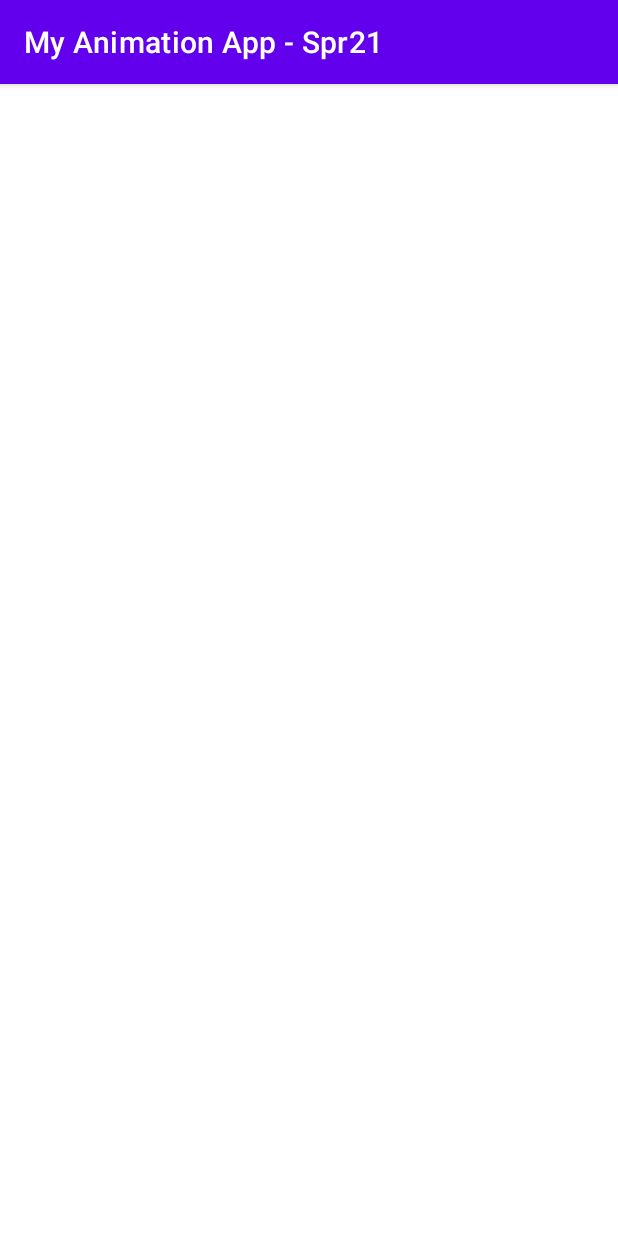
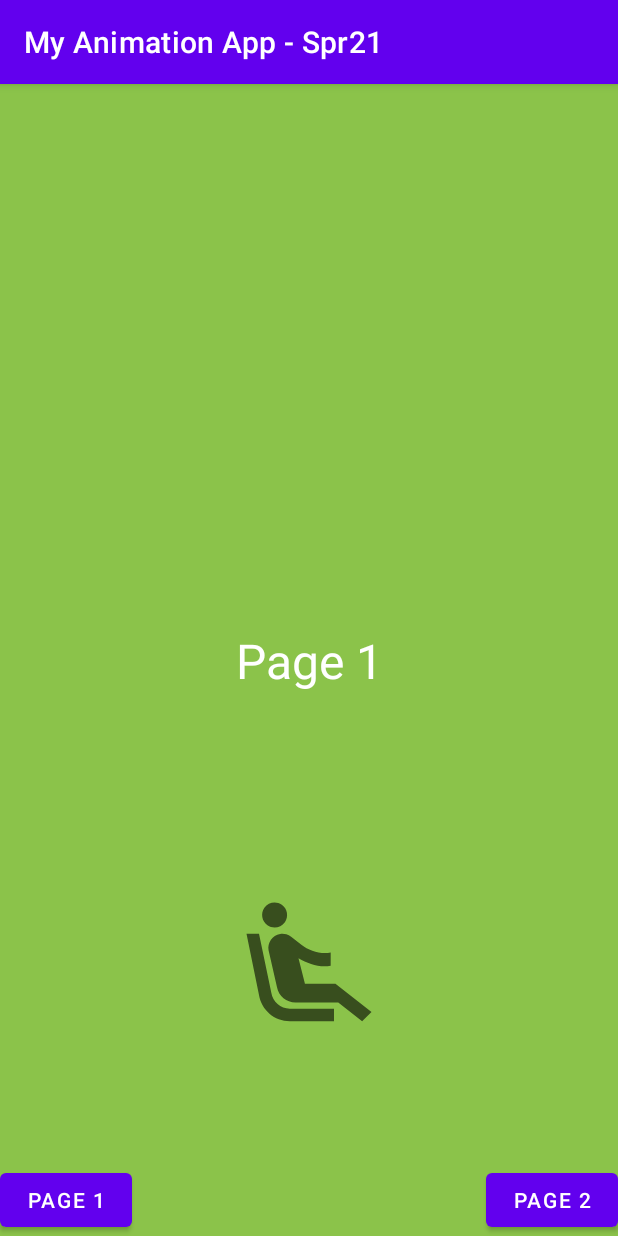
Before and after one commit to echeeUW/animationAppSpri21, an Android app: the SwipePagesActivity screen opened directly, with no data from a screen before it, on a phone screen of 412 x 824 dp. Run offline under Robolectric (Android 15) with nearby library versions, the phone set to English and light mode, and no system bars.

Commit message:
Added animation implementation for Animators, AutoAnimateChanges, Activity transitions, ViewPager

```diff
--- a/app/src/main/java/edu/uw/echee/myanimationapp/activitytransition/EndTransitionActivity.kt
+++ b/app/src/main/java/edu/uw/echee/myanimationapp/activitytransition/EndTransitionActivity.kt
@@ -12,7 +12,9 @@ class EndTransitionActivity : AppCompatActivity() {
         binding = ActivityEndTransitionBinding.inflate(layoutInflater).apply { setContentView(root) }
         with(binding) {
 
-
+            btnNavigation.setOnClickListener {
+                finishAfterTransition()
+            }
 
         }
     }
--- /dev/null
+++ b/app/src/main/java/edu/uw/echee/myanimationapp/viewpager/MyPageAdapter.kt
@@ -0,0 +1,25 @@
+package edu.uw.echee.myanimationapp.viewpager
+
+import android.os.Bundle
+import androidx.appcompat.app.AppCompatActivity
+import androidx.fragment.app.Fragment
+import androidx.viewpager2.adapter.FragmentStateAdapter
+import edu.uw.echee.myanimationapp.viewpager.pages.FirstPageFragment
+import edu.uw.echee.myanimationapp.viewpager.pages.SecondPageFragment
+
+class MyPageAdapter(activity: AppCompatActivity): FragmentStateAdapter(activity) {
+
+    private val listOfFragments = listOf(
+        FirstPageFragment(),
+        SecondPageFragment()
+    )
+
+    override fun getItemCount(): Int = listOfFragments.size
+
+    override fun createFragment(position: Int): Fragment {
+        val fragment = listOfFragments[position]
+
+        return fragment
+    }
+
+}
--- a/app/src/main/java/edu/uw/echee/myanimationapp/viewpager/SwipePagesActivity.kt
+++ b/app/src/main/java/edu/uw/echee/myanimationapp/viewpager/SwipePagesActivity.kt
@@ -4,6 +4,9 @@ import android.content.Context
 import android.content.Intent
 import androidx.appcompat.app.AppCompatActivity
 import android.os.Bundle
+import android.util.Log
+import android.widget.Toast
+import androidx.viewpager2.widget.ViewPager2
 import edu.uw.echee.myanimationapp.databinding.ActivitySwipePagesBinding
 
 fun Context.startSwipePagesActivity() = startActivity(Intent(this, SwipePagesActivity::class.java))
@@ -16,7 +19,21 @@ class SwipePagesActivity : AppCompatActivity() {
         binding = ActivitySwipePagesBinding.inflate(layoutInflater).apply { setContentView(root) }
         with(binding) {
 
+            pager.adapter = MyPageAdapter(this@SwipePagesActivity)
 
+            btnPage1.setOnClickListener {
+                pager.currentItem = 0
+            }
+
+            btnPage2.setOnClickListener {
+                pager.currentItem = 1
+            }
+
+            pager.registerOnPageChangeCallback(object: ViewPager2.OnPageChangeCallback() {
+                override fun onPageSelected(position: Int) {
+                    Toast.makeText(this@SwipePagesActivity, "Current: $position", Toast.LENGTH_SHORT).show()
+                }
+            })
 
         }
     }
--- a/app/src/main/java/edu/uw/echee/myanimationapp/viewpager/pages/FirstPageFragment.kt
+++ b/app/src/main/java/edu/uw/echee/myanimationapp/viewpager/pages/FirstPageFragment.kt
@@ -1,5 +1,6 @@
 package edu.uw.echee.myanimationapp.viewpager.pages
 
+import android.content.Context
 import android.os.Bundle
 import androidx.fragment.app.Fragment
 import android.view.LayoutInflater
@@ -10,10 +11,18 @@ import edu.uw.echee.myanimationapp.databinding.FragmentFirstPageBinding
 
 
 class FirstPageFragment : Fragment() {
+
+    // private lateinit var myApp: Application
+
+    override fun onAttach(context: Context) {
+        super.onAttach(context)
+        // myApp = (context.applicationContext as MyApplication)
+    }
+
     override fun onCreateView(inflater: LayoutInflater, container: ViewGroup?, savedInstanceState: Bundle?): View {
         val binding = FragmentFirstPageBinding.inflate(inflater)
         with(binding) {
-
+            //ex: myApp.customManager.getData()
         }
         return binding.root
     }
--- a/app/src/main/res/layout/activity_swipe_pages.xml
+++ b/app/src/main/res/layout/activity_swipe_pages.xml
@@ -6,4 +6,32 @@
     android:layout_height="match_parent"
     tools:context=".viewpager.SwipePagesActivity">
 
+    <androidx.viewpager2.widget.ViewPager2
+        android:id="@+id/pager"
+        android:layout_width="0dp"
+        android:layout_height="0dp"
+        android:background="#A3A3A3"
+        app:layout_constraintTop_toTopOf="parent"
+        app:layout_constraintBottom_toBottomOf="parent"
+        app:layout_constraintStart_toStartOf="parent"
+        app:layout_constraintEnd_toEndOf="parent"/>
+
+    <Button
+        android:id="@+id/btnPage1"
+        android:layout_width="wrap_content"
+        android:layout_height="wrap_content"
+        android:text="Page 1"
+        app:layout_constraintBottom_toBottomOf="parent"
+        app:layout_constraintLeft_toLeftOf="parent"
+        />
+
+    <Button
+        android:id="@+id/btnPage2"
+        android:layout_width="wrap_content"
+        android:layout_height="wrap_content"
+        android:text="Page 2"
+        app:layout_constraintBottom_toBottomOf="parent"
+        app:layout_constraintRight_toRightOf="parent"
+        />
+
 </androidx.constraintlayout.widget.ConstraintLayout>
```
Also changed, not shown: app/src/main/java/edu/uw/echee/myanimationapp/activitytransition/StartTransitionActivity.kt (+18 -1 lines), app/src/main/java/edu/uw/echee/myanimationapp/autoanimate/AutoAnimateActivity.kt (+10 -1 lines), app/src/main/java/edu/uw/echee/myanimationapp/basicanimation/BasicAnimationActivity.kt (+46 -7 lines).
